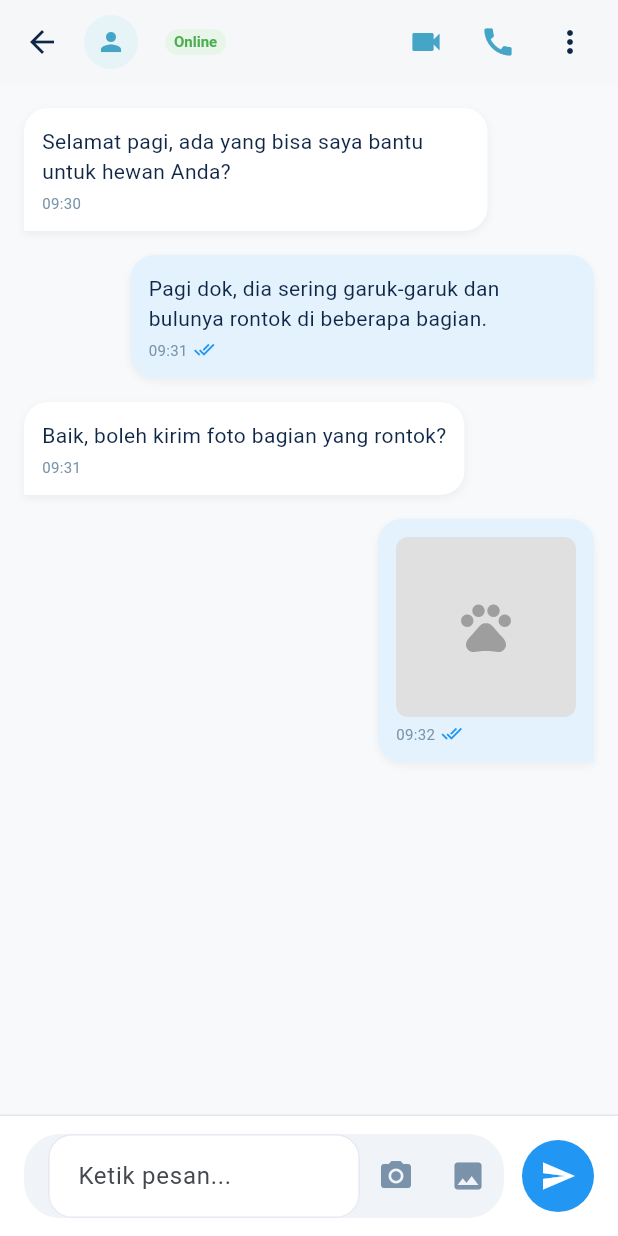
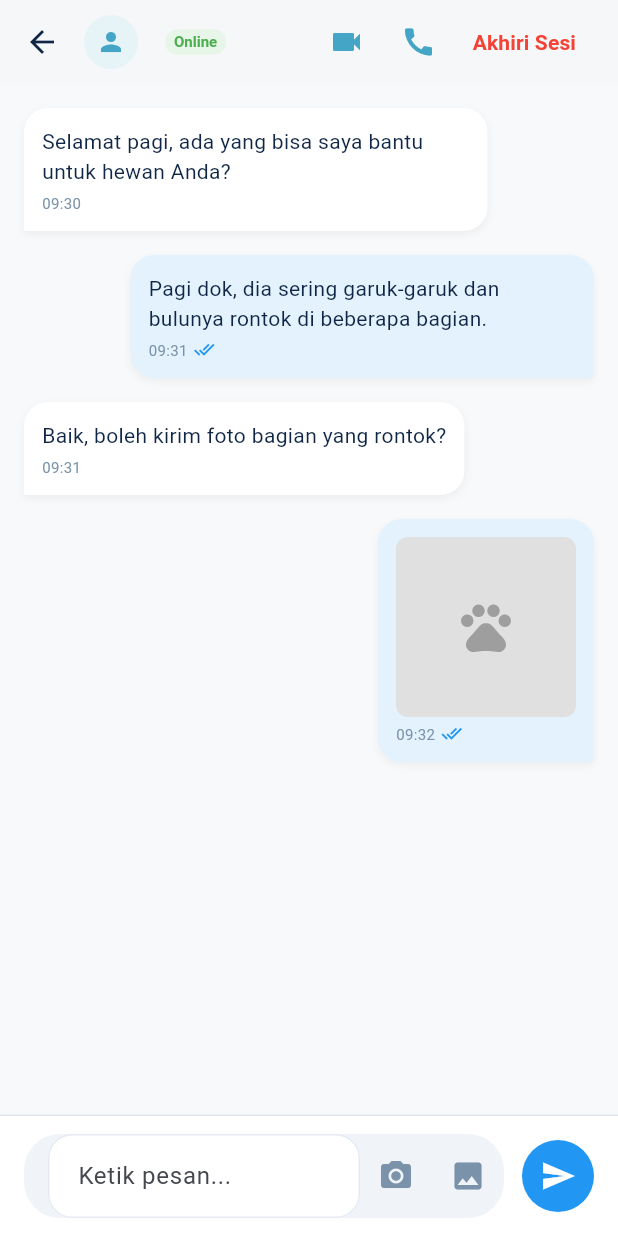
Before and after one commit to GokaiInfinity/Halopet-Backup, a Flutter app: the ConsultationRoomScreen screen opened directly with empty values, on a phone screen of 412 x 824 dp. Run offline on Flutter 3.47's test engine with Material 3 defaults, Android fonts, the phone set to English and light mode, and no system bars; our stand-ins replace image_picker, shared_preferences, sqflite, sqflite_common_ffi; accounts and stored records are empty.

Commit message:
Fix Text

```diff
--- a/lib/features/owner/telemedicine_flow_screens.dart
+++ b/lib/features/owner/telemedicine_flow_screens.dart
@@ -148,10 +148,8 @@ class _ConsultationRoomScreenState extends State<ConsultationRoomScreen> {
             icon: const Icon(Icons.call, color: Color(0xFF45A5C7)),
             onPressed: () {}, // Not implemented in mock
           ),
-          PopupMenuButton<String>(
-            icon: const Icon(Icons.more_vert, color: Color(0xFF0F2646)),
-            onSelected: (val) {
-              if (val == 'end') {
+          TextButton(
+            onPressed: () {
               final role = context.read<AuthProvider>().user?.role;
               if (role == 'doctor') {
                 Navigator.pushReplacementNamed(
@@ -162,12 +160,12 @@ class _ConsultationRoomScreenState extends State<ConsultationRoomScreen> {
                     context, AppRoutes.consultationResult,
                     arguments: widget.args);
               }
-              }
             },
-            itemBuilder: (context) => [
-              const PopupMenuItem(value: 'end', child: Text('Akhiri Sesi')),
-            ],
+            child: const Text('Akhiri Sesi',
+                style: TextStyle(
+                    color: Colors.red, fontWeight: FontWeight.bold)),
           ),
+          const SizedBox(width: 8),
           const SizedBox(width: 8),
         ],
       ),
```
Also changed, not shown: lib/features/owner/consultation_wizard_screen.dart (+19 -3 lines). Lines whose indentation alone changed are shown as unchanged.
